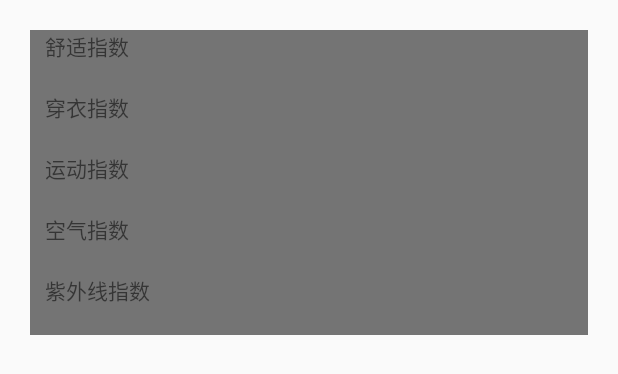
After one commit to Nanosk07/Nano_weather, an Android app: the layout item_lifestyle_forecast.xml on its own in the app's theme, with its tools: preview values and no code run, on a phone screen of 412 x 824 dp. The commit adds this screen. Shown: the top 374 px of the screen. Run offline under Robolectric (Android 15) with nearby library versions, the phone set to English and light mode, and no system bars.

Commit message:
天气信息查询及显示的实现，界面美化尚未实现

```diff
--- a/app/build.gradle
+++ b/app/build.gradle
@@ -32,6 +32,7 @@ dependencies {
     implementation fileTree(dir: 'libs', include: ['*.jar'])
     implementation 'com.android.support:appcompat-v7:26.1.0'
     implementation 'com.android.support.constraint:constraint-layout:1.1.0'
+    implementation 'com.android.support:support-v4:26.1.0'
     testImplementation 'junit:junit:4.12'
     androidTestImplementation 'com.android.support.test:runner:1.0.1'
     androidTestImplementation 'com.android.support.test.espresso:espresso-core:3.0.1'
--- a/app/src/main/java/com/nano/nano_weather/ChooseCity.java
+++ b/app/src/main/java/com/nano/nano_weather/ChooseCity.java
@@ -198,7 +198,7 @@ public class ChooseCity extends AppCompatActivity {
                 String responseText = response.body().string();
                 boolean result = false;
                 if ("province".equals(type)) {
-                    result = ResponseUtil.provinceResponce(responseText);
+                    result = ResponseUtil.provinceResponse(responseText);
                 } else if ("city".equals(type)) {
                     result = ResponseUtil.cityResponse(responseText,selectedProvince.getId());
                 } else if ("country".equals(type)) {
--- /dev/null
+++ b/app/src/main/res/layout/item_lifestyle_forecast.xml
@@ -0,0 +1,129 @@
+<?xml version="1.0" encoding="utf-8"?>
+<LinearLayout xmlns:android="http://schemas.android.com/apk/res/android"
+    android:layout_width="match_parent"
+    android:layout_height="wrap_content"
+    android:orientation="vertical"
+    android:layout_margin="20dp"
+    android:background="#8000">
+
+    <RelativeLayout
+        android:layout_width="match_parent"
+        android:layout_height="wrap_content">
+
+        <ImageView
+            android:id="@+id/comf_image_life"
+            android:layout_width="wrap_content"
+            android:layout_height="wrap_content" />
+
+        <TextView
+            android:layout_width="wrap_content"
+            android:layout_height="wrap_content"
+            android:text="舒适指数"
+            android:id="@+id/shushi"
+            android:layout_marginLeft="10dp"/>
+
+        <TextView
+            android:id="@+id/comf_text_life"
+            android:layout_width="wrap_content"
+            android:layout_height="wrap_content"
+            android:layout_below="@+id/shushi"
+            android:layout_alignLeft="@+id/shushi"/>
+    </RelativeLayout>
+
+    <RelativeLayout
+        android:layout_width="match_parent"
+        android:layout_height="wrap_content">
+
+        <ImageView
+            android:id="@+id/drsg_image_life"
+            android:layout_width="wrap_content"
+            android:layout_height="wrap_content" />
+
+        <TextView
+            android:layout_width="wrap_content"
+            android:layout_height="wrap_content"
+            android:text="穿衣指数"
+            android:id="@+id/chuanyi"
+            android:layout_marginLeft="10dp"/>
+
+        <TextView
+            android:id="@+id/drsg_text_life"
+            android:layout_width="wrap_content"
+            android:layout_height="wrap_content"
+            android:layout_below="@+id/chuanyi"
+            android:layout_alignLeft="@+id/chuanyi"/>
+    </RelativeLayout>
+
+    <RelativeLayout
+        android:layout_width="match_parent"
+        android:layout_height="wrap_content">
+
+        <ImageView
+            android:id="@+id/sport_image_life"
+            android:layout_width="wrap_content"
+            android:layout_height="wrap_content" />
+
+        <TextView
+            android:layout_width="wrap_content"
+            android:layout_height="wrap_content"
+            android:text="运动指数"
+            android:id="@+id/yundong"
+            android:layout_marginLeft="10dp"/>
+
+        <TextView
+            android:id="@+id/sport_text_life"
+            android:layout_width="wrap_content"
+            android:layout_height="wrap_content"
+            android:layout_below="@+id/yundong"
+            android:layout_alignLeft="@+id/yundong"/>
+    </RelativeLayout>
+
+    <RelativeLayout
+        android:layout_width="match_parent"
+        android:layout_height="wrap_content">
+
+        <ImageView
+            android:id="@+id/air_image_life"
+            android:layout_width="wrap_content"
+            android:layout_height="wrap_content" />
+
+        <TextView
+            android:layout_width="wrap_content"
+            android:layout_height="wrap_content"
+            android:text="空气指数"
+            android:id="@+id/kongqi"
+            android:layout_marginLeft="10dp"/>
+
+        <TextView
+            android:id="@+id/air_text_life"
+            android:layout_width="wrap_content"
+            android:layout_height="wrap_content"
+            android:layout_below="@+id/kongqi"
+            android:layout_alignLeft="@+id/kongqi"/>
+    </RelativeLayout>
+
+    <RelativeLayout
+        android:layout_width="match_parent"
+        android:layout_height="wrap_content">
+
+        <ImageView
+            android:id="@+id/uv_image_life"
+            android:layout_width="wrap_content"
+            android:layout_height="wrap_content" />
+
+        <TextView
+            android:layout_width="wrap_content"
+            android:layout_height="wrap_content"
+            android:text="紫外线指数"
+            android:id="@+id/uv"
+            android:layout_marginLeft="10dp"/>
+
+        <TextView
+            android:id="@+id/uv_text_life"
+            android:layout_width="wrap_content"
+            android:layout_height="wrap_content"
+            android:layout_below="@+id/uv"
+            android:layout_alignLeft="@+id/uv"/>
+    </RelativeLayout>
+
+</LinearLayout>
--- a/app/src/main/res/layout/toolbar.xml
+++ b/app/src/main/res/layout/toolbar.xml
@@ -9,6 +9,7 @@
         android:id="@+id/toolbar"
         android:layout_width="match_parent"
         android:layout_height="?attr/actionBarSize"
+        app:title="定位中"
         android:background="@color/colorPrimaryDark"
         android:popupTheme="@style/ThemeOverlay.AppCompat.Light"
         app:theme="@style/ThemeOverlay.AppCompat.Dark.ActionBar" />
--- a/app/src/main/res/values/strings.xml
+++ b/app/src/main/res/values/strings.xml
@@ -8,4 +8,6 @@
     <string name="navigation_drawer_close">Close navigation drawer</string>
 
     <string name="action_settings">Settings</string>
+
+    <string name="hello_blank_fragment">Hello blank fragment</string>
 </resources>
```
Also changed, not shown: app/src/main/java/com/nano/nano_weather/Fragment/MainFragment.java (added, +187 -0 lines), app/src/main/java/com/nano/nano_weather/MainActivity.java (+16 -1 lines), app/src/main/java/com/nano/nano_weather/json/Aqi.java (added, +18 -0 lines), app/src/main/java/com/nano/nano_weather/json/Basic.java (added, +12 -0 lines), app/src/main/java/com/nano/nano_weather/json/DailyForecast.java (added, +14 -0 lines), app/src/main/java/com/nano/nano_weather/json/LifeStyle.java (added, +59 -0 lines), app/src/main/java/com/nano/nano_weather/json/Now.java (added, +18 -0 lines), app/src/main/java/com/nano/nano_weather/json/Weather.java (added, +19 -0 lines), app/src/main/java/com/nano/nano_weather/utils/DateUtil.java (added, +12 -0 lines), app/src/main/java/com/nano/nano_weather/utils/ResponseUtil.java (+28 -10 lines), app/src/main/res/layout/daily_forecast.xml (added, +8 -0 lines), app/src/main/res/layout/item_daily_forecast.xml (added, +28 -0 lines), app/src/main/res/layout/lifestyle_forecast.xml (added, +7 -0 lines), app/src/main/res/layout/main_fragment.xml (added, +28 -0 lines), 1 more files.
